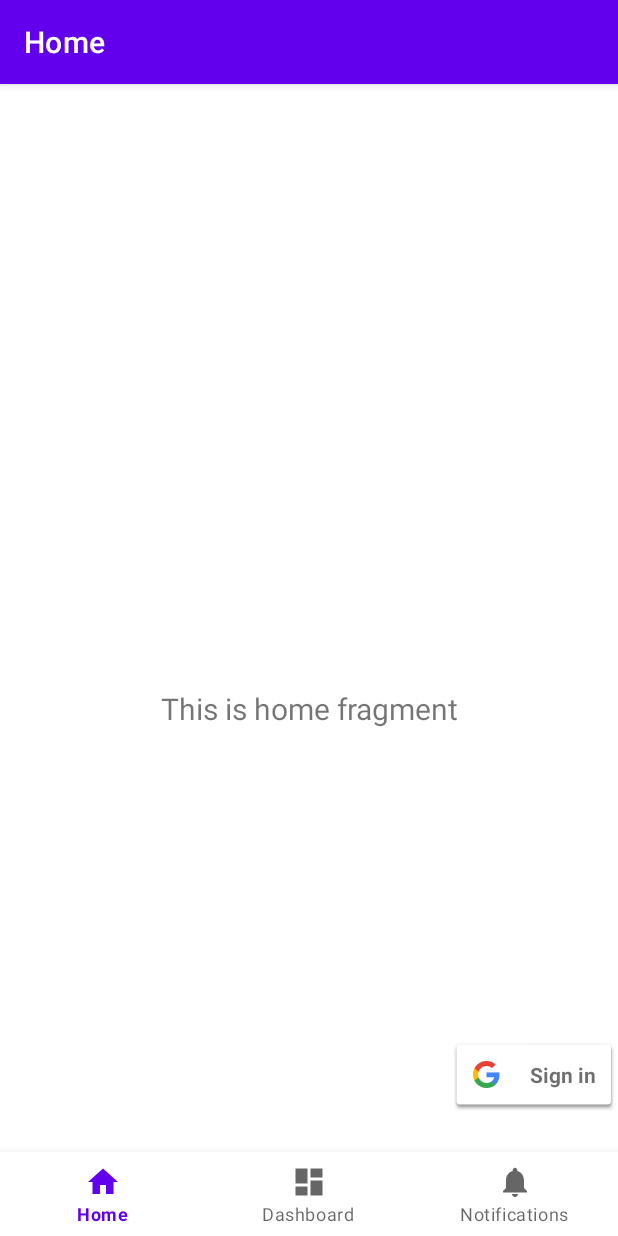
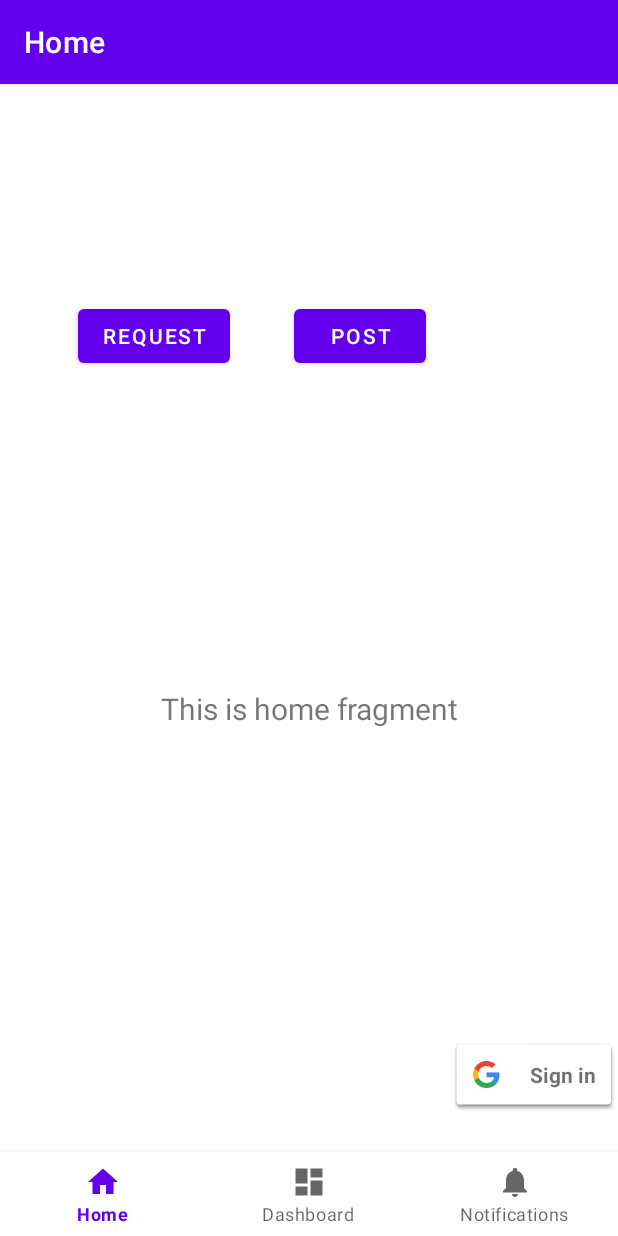
Before and after one commit to Brayden1000/CS3141-R01-team1, an Android app: the screen it shows after launch (MainActivity), on a phone screen of 412 x 824 dp. Run offline under Robolectric (Android 15) with nearby library versions, the phone set to English and light mode, and no system bars; our stand-ins replace Volley, navigation-ui.

Commit message:
make buttons

```diff
--- a/mobileapp/CS31411/app/src/main/java/com/example/cs3141_1/ui/home/HomeFragment.java
+++ b/mobileapp/CS31411/app/src/main/java/com/example/cs3141_1/ui/home/HomeFragment.java
@@ -48,6 +48,8 @@ public class HomeFragment extends Fragment {
     private FragmentHomeBinding binding;
 
     SignInButton signin;
+    Button post;
+    Button request;
 
     public View onCreateView(@NonNull LayoutInflater inflater,
                              ViewGroup container, Bundle savedInstanceState) {
@@ -70,18 +72,31 @@ public class HomeFragment extends Fragment {
         //Button
         signin = (SignInButton) root.findViewById(R.id.sign_in_button);
 
+        post = (Button) root.findViewById(R.id.post);
+        request = (Button) root.findViewById(R.id.request);
+
         if(account != null){
             signin.setVisibility(View.INVISIBLE);
 
-            String urlString = "https://mtuelevatordown.000webhostapp.com/test.php"; // URL to call
+        }
+        else {
+            signin.setVisibility(View.VISIBLE);
+        }
+
+        String urlString = "https://mtuelevatordown.000webhostapp.com/mobileAPI.php"; // URL to call
         String data = "test"; //data to post
+
+        post.setOnClickListener(new View.OnClickListener() {
+            @Override
+            public void onClick(View view) {
 
                 StringRequest stringRequest = new StringRequest(Request.Method.POST, urlString,
                         new Response.Listener<String>() {
                             @Override
                             public void onResponse(String response) {
                                 Snackbar.make(getActivity().findViewById(android.R.id.content),
-                                    response.trim(), Snackbar.LENGTH_SHORT).show();
+                                        "success", Snackbar.LENGTH_SHORT).show();
+                                Log.w("success", response.trim());
                             }
                         },
                         new Response.ErrorListener() {
@@ -89,8 +104,9 @@ public class HomeFragment extends Fragment {
                             public void onErrorResponse(VolleyError error) {
                                 Snackbar.make(getActivity().findViewById(android.R.id.content),
                                         error.toString(), Snackbar.LENGTH_SHORT).show();
+                                Log.w("error",  error.toString());
                             }
-                    } ) {
+                        }) {
 
                     @Override
                     protected Map<String, String> getParams() {
@@ -101,39 +117,38 @@ public class HomeFragment extends Fragment {
                     }
                 };
 
-            RequestQueue requestQueue = Volley.newRequestQueue(this.getContext());
+                RequestQueue requestQueue = Volley.newRequestQueue(view.getContext());
                 requestQueue.add(stringRequest);
+            }
+        });
 
+        request.setOnClickListener(new View.OnClickListener() {
+            @Override
+            public void onClick(View view) {
+                StringRequest stringRequest = new StringRequest(Request.Method.GET, urlString,
+                        new Response.Listener<String>() {
+                            @Override
+                            public void onResponse(String response) {
+                                Snackbar.make(getActivity().findViewById(android.R.id.content),
+                                        "success", Snackbar.LENGTH_SHORT).show();
+                                Log.w("success", response.trim());
+                            }
+                        },
+                        new Response.ErrorListener() {
+                            @Override
+                            public void onErrorResponse(VolleyError error) {
+                                Snackbar.make(getActivity().findViewById(android.R.id.content),
+                                        error.toString(), Snackbar.LENGTH_SHORT).show();
+                                Log.w("error",  error.toString());
+                            }
+                        });
 
-            /*OutputStream out = null;
+                RequestQueue requestQueue = Volley.newRequestQueue(view.getContext());
+                requestQueue.add(stringRequest);
+            }
+        });
 
-            try {
-                URL url = new URL(urlString);
-                HttpURLConnection urlConnection = (HttpURLConnection) url.openConnection();
-                out = new BufferedOutputStream(urlConnection.getOutputStream());
-
-                urlConnection.setRequestMethod("POST");
-                urlConnection.setRequestProperty("Key","Value");
-                urlConnection.setDoOutput(true);
-
-
-                BufferedWriter writer = new BufferedWriter(new OutputStreamWriter(out, "UTF-8"));
-                writer.write(data);
-                writer.flush();
-                writer.close();
-                out.close();
-
-                urlConnection.connect();
-
-            } catch (Exception e) {
-                System.out.println(e.getMessage());
-            }*/
-        }
-        else {
-            signin.setVisibility(View.VISIBLE);
-        }
-
-        ConfignewButton();
+        ConfignewButton1();
 
         final TextView textView = binding.textHome;
         homeViewModel.getText().observe(getViewLifecycleOwner(), textView::setText);
@@ -142,7 +157,7 @@ public class HomeFragment extends Fragment {
 
     }
 
-    private void ConfignewButton(){
+    private void ConfignewButton1(){
         signin.setOnClickListener(new View.OnClickListener() {
             @Override
             public void onClick(View v) {
--- a/mobileapp/CS31411/app/src/main/res/layout/fragment_home.xml
+++ b/mobileapp/CS31411/app/src/main/res/layout/fragment_home.xml
@@ -31,4 +31,24 @@
         app:layout_constraintTop_toTopOf="parent"
         app:layout_constraintVertical_bias="0.874" />
 
+    <Button
+        android:id="@+id/post"
+        android:layout_width="wrap_content"
+        android:layout_height="wrap_content"
+        android:layout_marginStart="196dp"
+        android:layout_marginTop="88dp"
+        app:layout_constraintStart_toStartOf="parent"
+        app:layout_constraintTop_toTopOf="parent"
+        android:text="post"/>
+
+    <Button
+        android:id="@+id/request"
+        android:layout_width="wrap_content"
+        android:layout_height="wrap_content"
+        android:layout_marginStart="52dp"
+        android:layout_marginTop="88dp"
+        app:layout_constraintStart_toStartOf="parent"
+        app:layout_constraintTop_toTopOf="parent"
+        android:text="request"/>
+
 </androidx.constraintlayout.widget.ConstraintLayout>
```
Lines whose indentation alone changed are shown as unchanged.
